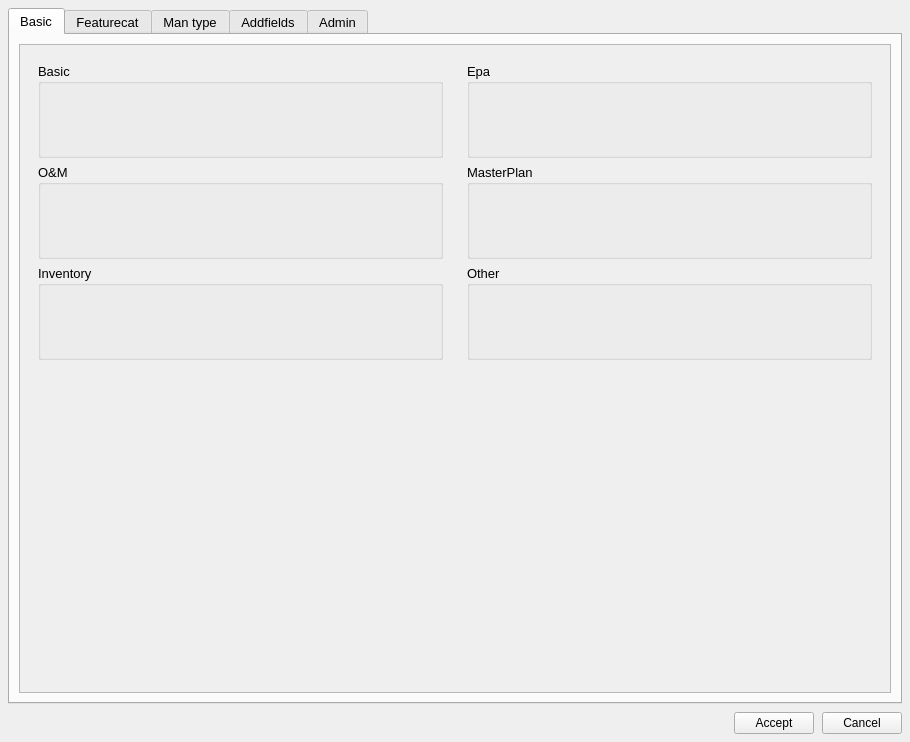
This is core/ui/toolbars/utilities/config.ui in giswater/plugin as Qt 5 draws it before an edit. The edited form follows.
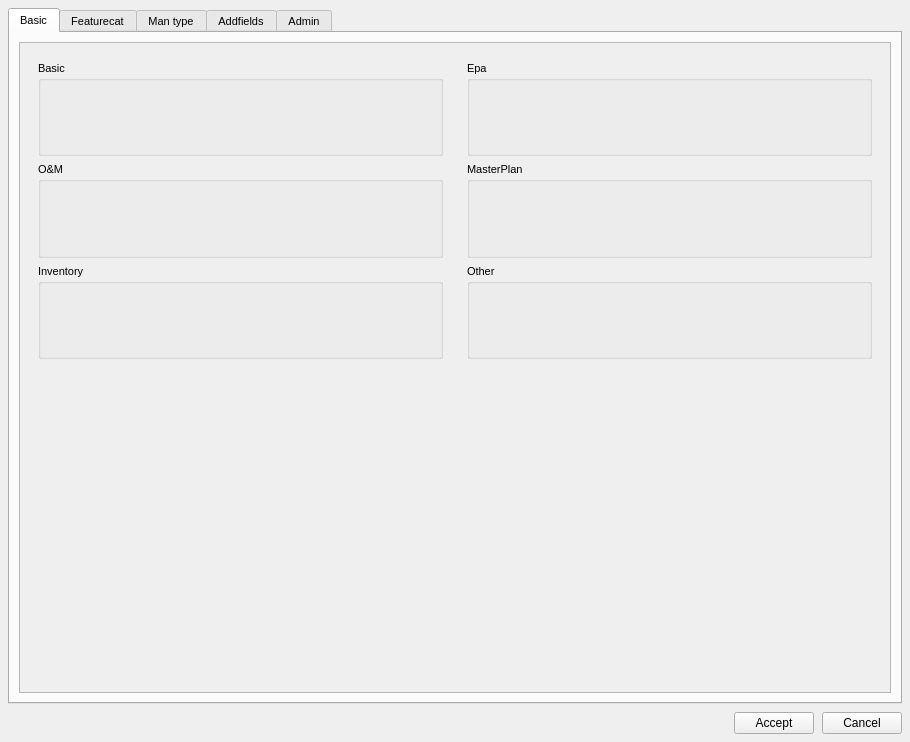
This is the edited form.

Commit message:
fix(ui): standardize font sizes in UI components
Reduce font size from 10 to 8 in the info_feature and config UI files for consistency. Update ThemeManager to remove unnecessary point size adjustments for better font handling.

The edit to the form file:
```diff
--- a/core/ui/toolbars/utilities/config.ui
+++ b/core/ui/toolbars/utilities/config.ui
@@ -83,7 +83,7 @@
       </property>
       <property name="font">
        <font>
-        <pointsize>10</pointsize>
+        <pointsize>8</pointsize>
         <bold>false</bold>
        </font>
       </property>
```
The commit also changes 2 other files.
